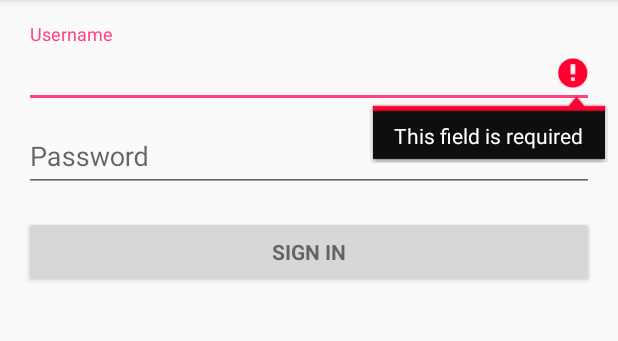
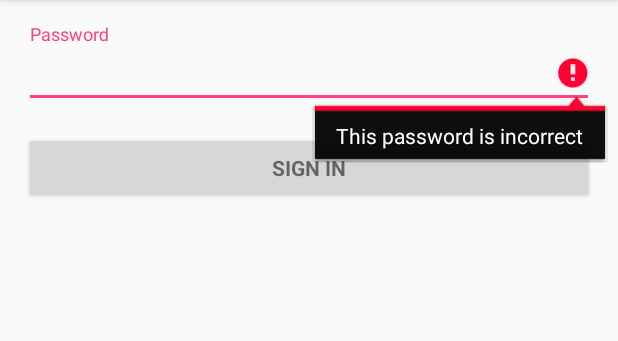
Before and after one commit to selvex/teachingaid47plus, an Android app: the screen it shows after launch (MainLogin), after a tap on "SIGN IN", on a phone screen of 412 x 824 dp, the part 84-425 px from its top. Run offline under Robolectric (Android 15) with nearby library versions, the phone set to English and light mode, and no system bars.

Commit message:
[BH,KH] clean up login screen

```diff
--- a/app/src/main/java/siriuscyberneticscorporation/teachingaid47plus/MainLogin.java
+++ b/app/src/main/java/siriuscyberneticscorporation/teachingaid47plus/MainLogin.java
@@ -41,7 +41,7 @@ public class MainLogin extends AppCompatActivity implements LoaderCallbacks<Curs
     private static final int REQUEST_READ_CONTACTS = 0;
 
     private static final String[] DUMMY_CREDENTIALS = new String[]{
-            "teacher:aaaaa", "bar@example.com:world"
+            "1234", "admin"
     };
     /**
      * Keep track of the login task to ensure we can cancel it if requested.
@@ -49,7 +49,6 @@ public class MainLogin extends AppCompatActivity implements LoaderCallbacks<Curs
     private UserLoginTask mAuthTask = null;
 
     // UI references.
-    private EditText mUsernameView;
     private EditText mPasswordView;
     private View mProgressView;
     private View mLoginFormView;
@@ -59,7 +58,6 @@ public class MainLogin extends AppCompatActivity implements LoaderCallbacks<Curs
         super.onCreate(savedInstanceState);
         setContentView(R.layout.activity_main_login);
         // Set up the login form.
-        mUsernameView = (EditText) findViewById(R.id.name);
         mPasswordView = (EditText) findViewById(R.id.password);
         mPasswordView.setOnEditorActionListener(new TextView.OnEditorActionListener() {
             @Override
@@ -84,49 +82,6 @@ public class MainLogin extends AppCompatActivity implements LoaderCallbacks<Curs
         mProgressView = findViewById(R.id.login_progress);
     }
 
-    private void populateAutoComplete() {
-        if (!mayRequestContacts()) {
-            return;
-        }
-
-        getLoaderManager().initLoader(0, null, this);
-    }
-
-    private boolean mayRequestContacts() {
-        if (Build.VERSION.SDK_INT < Build.VERSION_CODES.M) {
-            return true;
-        }
-        if (checkSelfPermission(READ_CONTACTS) == PackageManager.PERMISSION_GRANTED) {
-            return true;
-        }
-        if (shouldShowRequestPermissionRationale(READ_CONTACTS)) {
-            Snackbar.make(mUsernameView, R.string.permission_rationale, Snackbar.LENGTH_INDEFINITE)
-                    .setAction(android.R.string.ok, new View.OnClickListener() {
-                        @Override
-                        @TargetApi(Build.VERSION_CODES.M)
-                        public void onClick(View v) {
-                            requestPermissions(new String[]{READ_CONTACTS}, REQUEST_READ_CONTACTS);
-                        }
-                    });
-        } else {
-            requestPermissions(new String[]{READ_CONTACTS}, REQUEST_READ_CONTACTS);
-        }
-        return false;
-    }
-
-    /**
-     * Callback received when a permissions request has been completed.
-     */
-    @Override
-    public void onRequestPermissionsResult(int requestCode, @NonNull String[] permissions,
-                                           @NonNull int[] grantResults) {
-        if (requestCode == REQUEST_READ_CONTACTS) {
-            if (grantResults.length == 1 && grantResults[0] == PackageManager.PERMISSION_GRANTED) {
-                populateAutoComplete();
-            }
-        }
-    }
-
 
     /**
      * Attempts to sign in or register the account specified by the login form.
@@ -139,11 +94,9 @@ public class MainLogin extends AppCompatActivity implements LoaderCallbacks<Curs
         }
 
         // Reset errors.
-        mUsernameView.setError(null);
         mPasswordView.setError(null);
 
         // Store values at the time of the login attempt.
-        String username = mUsernameView.getText().toString();
         String password = mPasswordView.getText().toString();
 
         boolean cancel = false;
@@ -156,12 +109,6 @@ public class MainLogin extends AppCompatActivity implements LoaderCallbacks<Curs
             cancel = true;
         }
 
-        // Check for a valid email address.
-        if (TextUtils.isEmpty(username)) {
-            mUsernameView.setError(getString(R.string.error_field_required));
-            focusView = mUsernameView;
-            cancel = true;
-        }
 
         if (cancel) {
             // There was an error; don't attempt login and focus the first
@@ -171,7 +118,7 @@ public class MainLogin extends AppCompatActivity implements LoaderCallbacks<Curs
             // Show a progress spinner, and kick off a background task to
             // perform the user login attempt.
             showProgress(true);
-            mAuthTask = new UserLoginTask(username, password);
+            mAuthTask = new UserLoginTask(password);
             mAuthTask.execute((Void) null);
         }
     }
@@ -261,25 +208,19 @@ public class MainLogin extends AppCompatActivity implements LoaderCallbacks<Curs
      * the user.
      */
     public class UserLoginTask extends AsyncTask<Void, Void, Boolean> {
-
-
-        private final String mEmail;
         private final String mPassword;
 
-        UserLoginTask(String email, String password) {
-            mEmail = email;
+        UserLoginTask(String password) {
             mPassword = password;
         }
 
         @Override
         protected Boolean doInBackground(Void... params) {
 
-            for (String credential : DUMMY_CREDENTIALS) {
-                String[] pieces = credential.split(":");
-                if (pieces[0].equals(mEmail)) {
-                    // Account exists, return true if the password matches.
-                    return pieces[1].equals(mPassword);
-                }
+            for (String password : DUMMY_CREDENTIALS) {
+
+                return password.equals(mPassword);
+
             }
 
             return true;
--- a/app/src/main/res/layout/activity_main_login.xml
+++ b/app/src/main/res/layout/activity_main_login.xml
@@ -35,21 +35,6 @@
                 android:layout_height="wrap_content">
 
                 <EditText
-                    android:id="@+id/name"
-                    android:layout_width="match_parent"
-                    android:layout_height="wrap_content"
-                    android:hint="@string/prompt_username"
-                    android:inputType="text"
-                    android:maxLines="1"
-                    android:singleLine="true" />
-
-            </android.support.design.widget.TextInputLayout>
-
-            <android.support.design.widget.TextInputLayout
-                android:layout_width="match_parent"
-                android:layout_height="wrap_content">
-
-                <EditText
                     android:id="@+id/password"
                     android:layout_width="match_parent"
                     android:layout_height="wrap_content"
```
Also changed, not shown: 1 other file.
